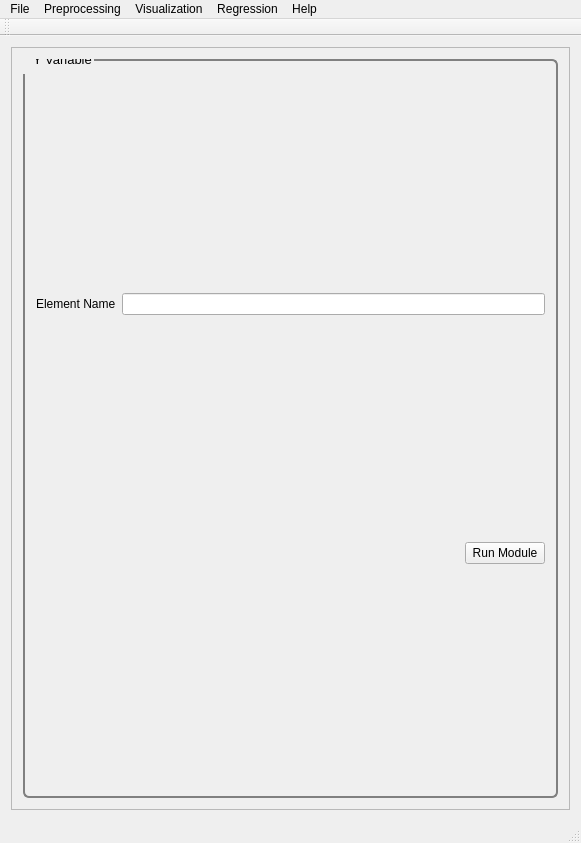
Qt form src/PYSAT_Gui_UI_Forms/02_mainwindow_full.ui (tisaconundrum2/PySAT-GUI) before a commit.
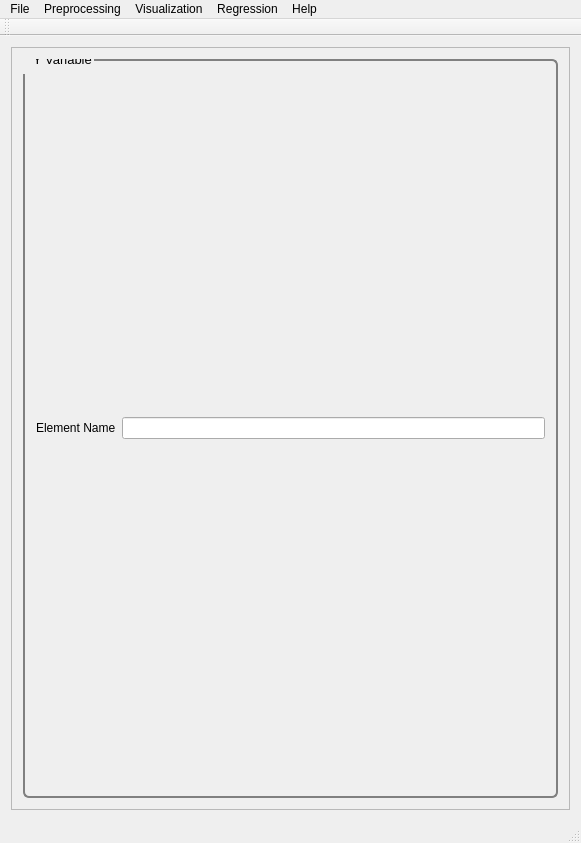
The same form after that commit.

Commit message: Auto Generated Update:_

```diff
--- a/src/PYSAT_Gui_UI_Forms/02_mainwindow_full.ui
+++ b/src/PYSAT_Gui_UI_Forms/02_mainwindow_full.ui
@@ -82,30 +82,6 @@
              </item>
             </layout>
            </item>
-           <item>
-            <layout class="QHBoxLayout" name="horizontalLayout">
-             <item>
-              <spacer name="horizontalSpacer">
-               <property name="orientation">
-                <enum>Qt::Horizontal</enum>
-               </property>
-               <property name="sizeHint" stdset="0">
-                <size>
-                 <width>40</width>
-                 <height>20</height>
-                </size>
-               </property>
-              </spacer>
-             </item>
-             <item>
-              <widget class="QPushButton" name="run_module_files">
-               <property name="text">
-                <string>Run Module</string>
-               </property>
-              </widget>
-             </item>
-            </layout>
-           </item>
           </layout>
          </widget>
         </item>
```
The commit also changes 2 other files.
